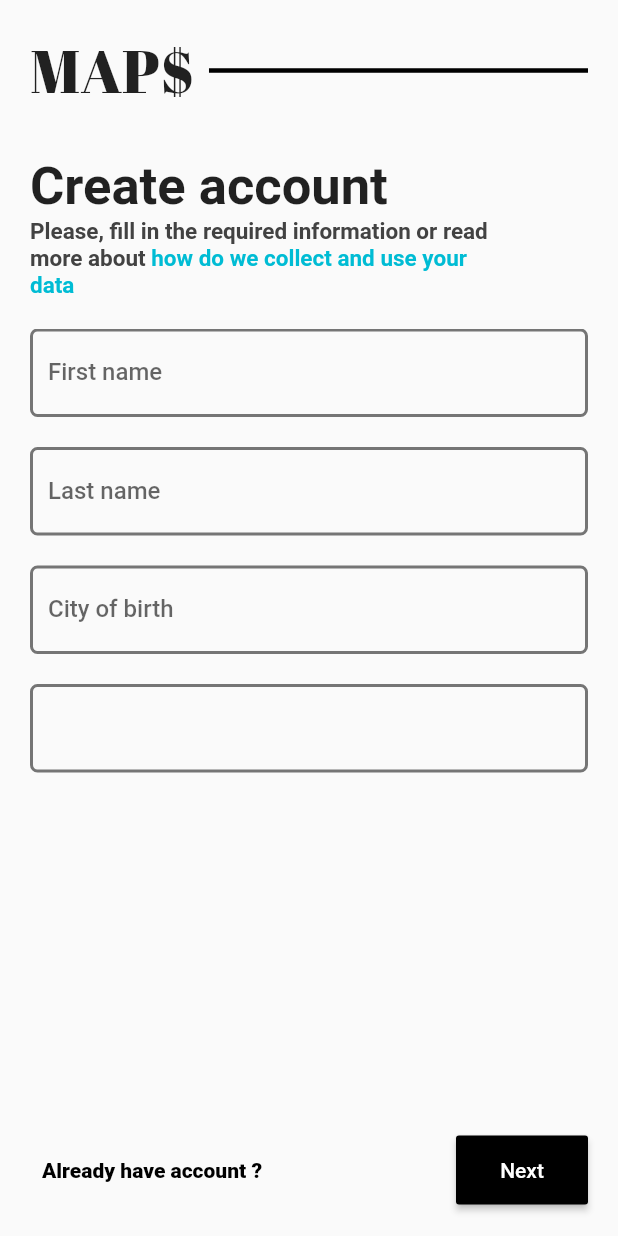
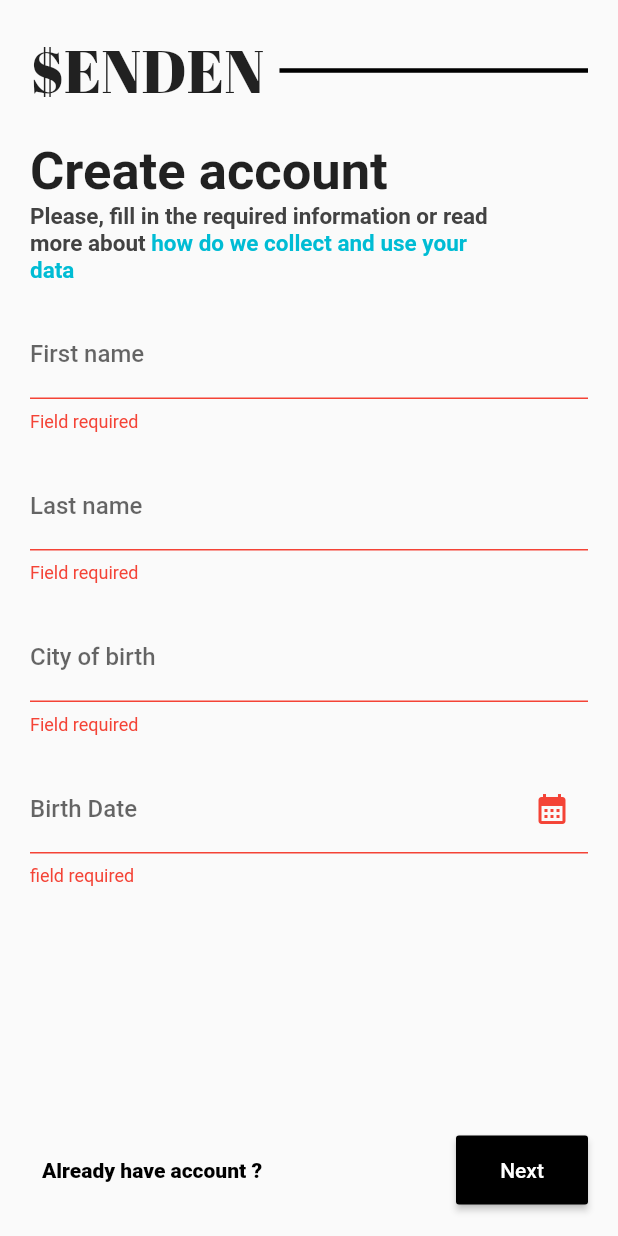
Before and after one commit to bricekams/banking, a Flutter app: the screen it shows after launch, after a tap on "Next", on a phone screen of 412 x 824 dp. Run offline on Flutter 3.47's test engine with Material 2 defaults, Android fonts, the phone set to English and light mode, and no system bars; our stand-ins replace firebase_core, go_router, google_fonts, intl_phone_field; accounts and stored records are empty; Roboto replaces fonts that are missing (Alata).

Commit message:
signup - view 1

```diff
--- a/mobile/lib/ui/screens/auth/login.dart
+++ b/mobile/lib/ui/screens/auth/login.dart
@@ -41,7 +41,7 @@ class LoginScreen extends StatelessWidget {
                     mainAxisSize: MainAxisSize.min,
                     children: [
                       Text(
-                        "MAP\$",
+                        "\$OLV",
                         style: GoogleFonts.abrilFatface(fontSize: 40),
                       ),
                       const SizedBox(width: 10),
@@ -116,7 +116,7 @@ class LoginScreen extends StatelessWidget {
                           TextSpan(
                               text: "register.",
                               recognizer: TapGestureRecognizer()..onTap = () {
-                                context.pushNamed(RouteConstants.signup);
+                                context.pop();
                               },
                               style: const TextStyle(
                                   color: Colors.cyan,
--- a/mobile/lib/ui/screens/auth/signup/components/pageviews/first_view.dart
+++ b/mobile/lib/ui/screens/auth/signup/components/pageviews/first_view.dart
@@ -1,28 +1,102 @@
 import 'package:flutter/material.dart';
 import 'package:mobile/ui/widgets/custom_field.dart';
 
+GlobalKey<FormState> formKeyFirstView1 = GlobalKey<FormState>();
 class FirstView extends StatelessWidget {
   const FirstView({Key? key}) : super(key: key);
 
   @override
   Widget build(BuildContext context) {
-    return Column(
+    TextEditingController firstNameController = TextEditingController();
+    TextEditingController lastNameController = TextEditingController();
+    TextEditingController cityOfBirthController = TextEditingController();
+    TextEditingController birthDateController = TextEditingController();
+
+    String date = "";
+    String label = "Birth Date";
+    return Form(
+      key: formKeyFirstView1,
+      child: Column(
         mainAxisSize: MainAxisSize.min,
-      children: const [
+        children: [
+          const SizedBox(height: 3),
           CustomField(
-          label: Text("First name"),
+            controller: firstNameController,
+            textInputAction: TextInputAction.next,
+            validator: (txt){
+              if(txt==null || txt.isEmpty){
+                return "Field required";
+              }else{
+                return null;
+              }
+            },
+            label: const Text("First name"),
           ),
-        SizedBox(height: 20),
+          const SizedBox(height: 20),
           CustomField(
-          label: Text("Last name"),
+            controller: lastNameController,
+            textInputAction: TextInputAction.next,
+            validator: (txt){
+              if(txt==null || txt.isEmpty){
+                return "Field required";
+              }else{
+                return null;
+              }
+            },
+            label: const Text("Last name"),
           ),
-        SizedBox(height: 20),
+          const SizedBox(height: 20),
           CustomField(
-          label: Text("City of birth"),
+            controller: cityOfBirthController,
+            textInputAction: TextInputAction.done,
+            validator: (txt){
+              if(txt==null || txt.isEmpty){
+                return "Field required";
+              }else{
+                return null;
+              }
+            },
+            label: const Text("City of birth"),
           ),
-        SizedBox(height: 20),
-        CustomField()
+          const SizedBox(height: 20),
+          StatefulBuilder(
+            builder: (context,setState){
+              return CustomField(
+                controller: birthDateController,
+                readOnly: true,
+                onTapOutside: (pt){
+                  FocusScope.of(context).unfocus();
+                },
+                label: Text(label),
+                validator: (txt){
+                  if(date.isEmpty){
+                    return "field required";
+                  }
+                  return null;
+                },
+                suffixIcon: GestureDetector(
+                  onTap: () {
+                    showDatePicker(
+                      context: context,
+                      initialDate: DateTime(2005, 1, 1),
+                      firstDate: DateTime(1850),
+                      lastDate: DateTime.now().subtract(const Duration(days: 365*18)),
+                    ).then((value){
+                      if(value!=null){
+                        setState((){
+                          date = label = value.toLocal().toString().substring(0,10);
+                          birthDateController.text = date;
+                        });
+                      }
+                    });
+                  },
+                  child: const Icon(Icons.calendar_month_sharp),
+                ),
+              );
+            },
+          )
         ],
+      ),
     );
   }
 }
--- a/mobile/lib/ui/screens/auth/signup/signup.dart
+++ b/mobile/lib/ui/screens/auth/signup/signup.dart
@@ -1,3 +1,5 @@
+import 'dart:developer';
+
 import 'package:flutter/material.dart';
 import 'package:go_router/go_router.dart';
 import 'package:google_fonts/google_fonts.dart';
@@ -54,7 +56,7 @@ class _SignUpScreenState extends State<SignUpScreen> {
                     mainAxisSize: MainAxisSize.min,
                     children: [
                       Text(
-                        "MAP\$",
+                        "\$ENDEN",
                         style: GoogleFonts.abrilFatface(fontSize: 40),
                       ),
                       const SizedBox(width: 10),
@@ -66,7 +68,7 @@ class _SignUpScreenState extends State<SignUpScreen> {
                       ),
                     ],
                   ),
-                  const SizedBox(height: 30),
+                  const SizedBox(height: 20),
                   Text(
                     "Create account",
                     style: GoogleFonts.alata(
@@ -103,9 +105,9 @@ class _SignUpScreenState extends State<SignUpScreen> {
                   ),
                 ],
               ),
-              const SizedBox(height: 20),
+              const SizedBox(height: 15),
               Expanded(
-                flex: 4,
+                flex: 10,
                 child: PageView(
                   controller: _pageController,
                   children: const [
@@ -128,7 +130,9 @@ class _SignUpScreenState extends State<SignUpScreen> {
                           textTheme: ButtonTextTheme.primary,
                           padding: const EdgeInsets.symmetric(
                               horizontal: 10, vertical: 15),
-                          onPressed: () {},
+                          onPressed: () {
+                            _pageController.jumpToPage(currentIndex-1);
+                          },
                           child: const Text("Back"),
                         )
                       : TextButton(
@@ -148,7 +152,13 @@ class _SignUpScreenState extends State<SignUpScreen> {
                     textTheme: ButtonTextTheme.primary,
                     padding: const EdgeInsets.symmetric(
                         horizontal: 10, vertical: 15),
-                    onPressed: () {},
+                    onPressed: () {
+                      if(currentIndex==0){
+                        if(formKeyFirstView1.currentState!.validate()){
+                          _pageController.jumpToPage(currentIndex+1);
+                        }
+                      }
+                    },
                     child: const Text("Next"),
                   )
                 ],
--- a/mobile/lib/ui/widgets/custom_field.dart
+++ b/mobile/lib/ui/widgets/custom_field.dart
@@ -1,3 +1,5 @@
+import 'dart:developer';
+
 import 'package:flutter/material.dart';
 
 class CustomField extends StatelessWidget {
@@ -5,38 +7,52 @@ class CustomField extends StatelessWidget {
   final Widget? prefixIcon;
   final String? hintText;
   final Widget? label;
-  const CustomField({Key? key, this.suffixIcon, this.prefixIcon, this.hintText,this.label}) : super(key: key);
+  final bool? readOnly;
+  final String? initialValue;
+  final TextEditingController controller;
+  final void Function()? onTap;
+  final void Function(PointerDownEvent pointerDownEvent)? onTapOutside;
+  final String? Function(String?)? validator;
+  final TextInputAction? textInputAction;
+  final void Function(String)? onFieldSubmitted;
+
+  const CustomField(
+      {Key? key,
+      this.suffixIcon,
+      this.prefixIcon,
+      this.hintText,
+      this.label,
+      this.readOnly,
+      required this.controller,
+      this.initialValue,
+      this.onTap,
+      this.onTapOutside,
+      this.validator,
+      this.textInputAction,
+      this.onFieldSubmitted})
+      : super(key: key);
 
   @override
   Widget build(BuildContext context) {
     return TextFormField(
+      onTap: onTap,
+      validator: validator,
+      onTapOutside: onTapOutside,
+      initialValue: initialValue,
+      textInputAction: textInputAction,
+      onFieldSubmitted: onFieldSubmitted,
+      readOnly: readOnly ?? false,
       style: const TextStyle(
         fontWeight: FontWeight.w500,
       ),
       decoration: InputDecoration(
         label: label,
         hintText: hintText,
-        hintStyle:  const TextStyle(
+        hintStyle: const TextStyle(
           fontWeight: FontWeight.w500,
         ),
         suffixIcon: suffixIcon,
         prefixIcon: prefixIcon,
-        focusedBorder: OutlineInputBorder(
-            borderSide: const BorderSide(width: 2),
-            borderRadius: BorderRadius.circular(5)),
-        enabledBorder: OutlineInputBorder(
-          borderSide:
-          BorderSide(width: 2, color: Colors.grey.shade600),
-          borderRadius: BorderRadius.circular(5),
-        ),
-        errorBorder: OutlineInputBorder(
-          borderSide: BorderSide(width: 2,color: Theme.of(context).colorScheme.error),
-          borderRadius: BorderRadius.circular(5),
-        ),
-        focusedErrorBorder: OutlineInputBorder(
-          borderSide: BorderSide(width: 2,color: Theme.of(context).colorScheme.error),
-          borderRadius: BorderRadius.circular(5),
-        ),
       ),
     );
   }
```
Lines whose indentation alone changed are shown as unchanged.
